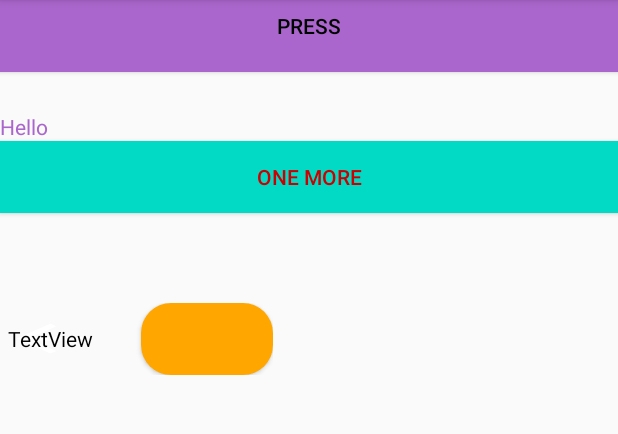
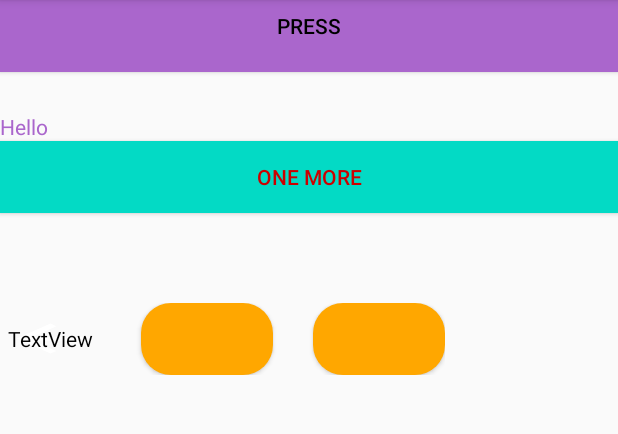
Before and after one commit to IgorChernov0/Analitic, an Android app: the screen it shows after launch (MainActivity), on a phone screen of 412 x 824 dp, the part 84-518 px from its top. Run offline under Robolectric (Android 15) with nearby library versions, the phone set to English and light mode, and no system bars.

Commit message:
second share

```diff
--- a/app/src/main/res/layout/activity_main.xml
+++ b/app/src/main/res/layout/activity_main.xml
@@ -67,6 +67,13 @@
                     android:background="@drawable/roundshapebtn">
 
                 </Button>
+                <Button
+                    android:layout_width="wrap_content"
+                    android:layout_height="wrap_content"
+                    android:layout_marginLeft="40px"
+                    android:background="@drawable/roundshapebtn">
+
+                </Button>
             </TableRow>
             </TableLayout>
         </LinearLayout>
```
